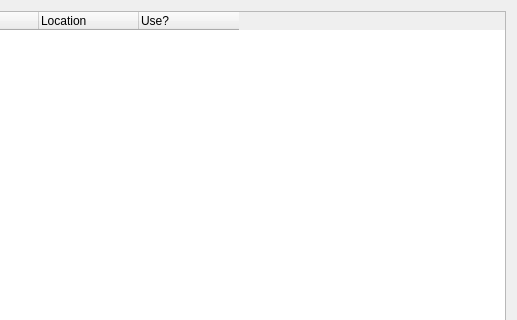
First picture: the form in mantidimaging/gui/ui/nexus_load_dialog.ui, repository mantidproject/mantidimaging, before the edit; both pictures show x 173 to 690 and y 0 to 320 of the 690 by 497 pixel window.
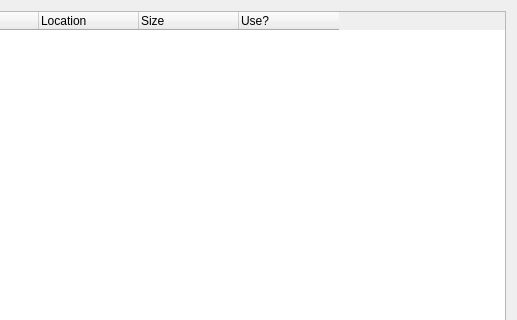
Second picture: the form after the edit.

Commit message: array sizes

```diff
--- a/mantidimaging/gui/ui/nexus_load_dialog.ui
+++ b/mantidimaging/gui/ui/nexus_load_dialog.ui
@@ -46,6 +46,11 @@
        <string>Location</string>
       </property>
      </column>
+     <column>
+      <property name="text">
+       <string>Size</string>
+      </property>
+     </column>
      <column>
       <property name="text">
        <string>Use?</string>
@@ -55,6 +60,18 @@
       <property name="text">
        <string>Image Key</string>
       </property>
+      <property name="text">
+       <string/>
+      </property>
+      <property name="text">
+       <string/>
+      </property>
+      <property name="text">
+       <string/>
+      </property>
+      <property name="text">
+       <string/>
+      </property>
      </item>
      <item>
       <property name="text">
```
Left out of the diff: 63 changed lines with no effect on the pictures. The commit also changes 2 other files.
